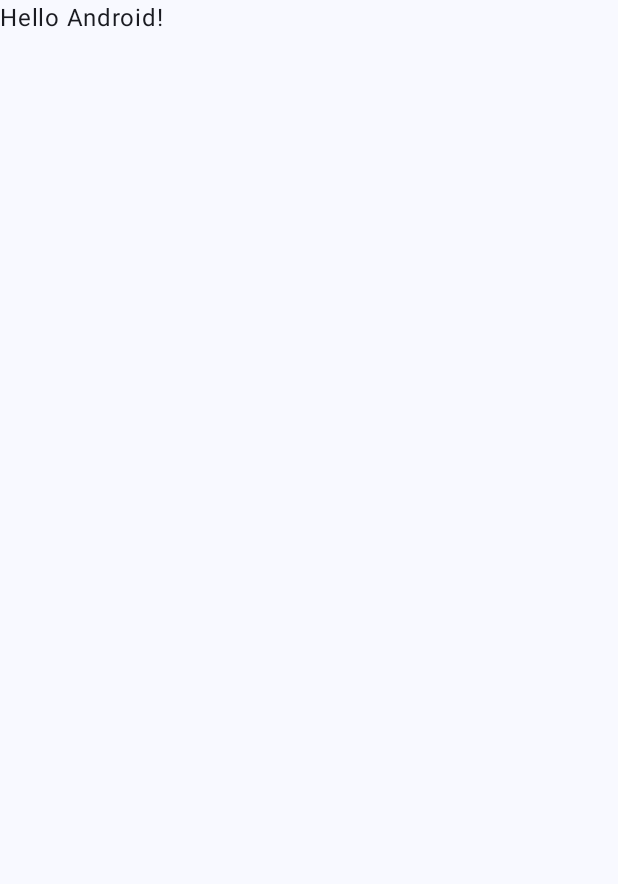
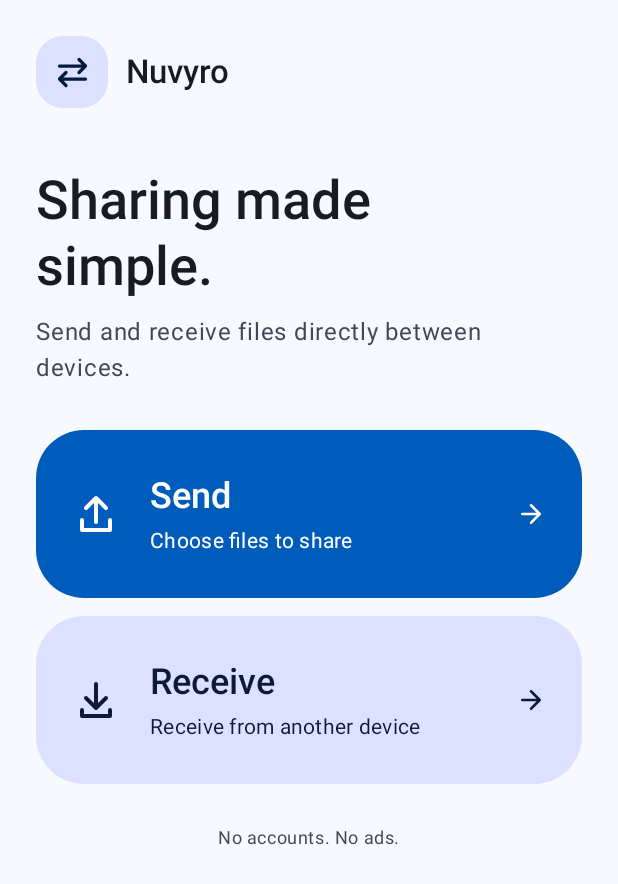
Before and after one commit to OhMyDitzzy/Nuvyro, an Android app built with Jetpack Compose: the screen it shows after launch (MainActivity), on a phone screen of 412 x 824 dp. Before the commit the part shown is almost empty. Shown: the top 884 px of the screen. Run offline under Robolectric (Android 15) with nearby library versions, the phone set to English and light mode, and no system bars.

Commit message:
feat: add expressive home screen

```diff
--- /dev/null
+++ b/app/src/debug/java/com/ditzzy/nuvyro/ui/home/HomePreview.kt
@@ -0,0 +1,17 @@
+package com.ditzzy.nuvyro.ui.home
+
+import android.content.res.Configuration
+import androidx.compose.runtime.Composable
+import androidx.compose.ui.tooling.preview.Preview
+import com.ditzzy.nuvyro.ui.theme.NuvyroTheme
+
+@Preview(name = "Light", uiMode = Configuration.UI_MODE_NIGHT_NO, widthDp = 360, heightDp = 800)
+@Preview(name = "Dark", uiMode = Configuration.UI_MODE_NIGHT_YES, widthDp = 360, heightDp = 800)
+@Preview(name = "Small screen", widthDp = 320, heightDp = 568)
+@Preview(name = "Large text", widthDp = 360, heightDp = 800, fontScale = 1.5f)
+@Composable
+private fun HomePreview() {
+    NuvyroTheme {
+        HomeScreen()
+    }
+}
--- a/app/src/debug/java/com/ditzzy/nuvyro/ui/theme/ThemePreview.kt
+++ b/app/src/debug/java/com/ditzzy/nuvyro/ui/theme/ThemePreview.kt
@@ -21,8 +21,8 @@ class ThemeColorPreviewProvider : PreviewParameterProvider<ThemeColor> {
     override val values: Sequence<ThemeColor> = ThemeColor.entries.asSequence()
 }
 
-@Preview(name = "Terang", uiMode = Configuration.UI_MODE_NIGHT_NO, widthDp = 360)
-@Preview(name = "Gelap", uiMode = Configuration.UI_MODE_NIGHT_YES, widthDp = 360)
+@Preview(name = "Light", uiMode = Configuration.UI_MODE_NIGHT_NO, widthDp = 360)
+@Preview(name = "Dark", uiMode = Configuration.UI_MODE_NIGHT_YES, widthDp = 360)
 @Composable
 private fun NuvyroThemePreview(
     @PreviewParameter(ThemeColorPreviewProvider::class) themeColor: ThemeColor
@@ -35,15 +35,15 @@ private fun NuvyroThemePreview(
             ) {
                 Text(
                     text = when (themeColor) {
-                        ThemeColor.Blue -> "Biru"
-                        ThemeColor.Red -> "Merah"
-                        ThemeColor.Yellow -> "Kuning"
-                        ThemeColor.Orange -> "Oranye"
+                        ThemeColor.Blue -> "Blue"
+                        ThemeColor.Red -> "Red"
+                        ThemeColor.Yellow -> "Yellow"
+                        ThemeColor.Orange -> "Orange"
                     },
                     style = MaterialTheme.typography.headlineMedium
                 )
                 Text(
-                    text = "Tema Material 3 Expressive",
+                    text = "Material 3 Expressive theme",
                     style = MaterialTheme.typography.bodyLarge
                 )
                 Surface(
@@ -52,7 +52,7 @@ private fun NuvyroThemePreview(
                     contentColor = MaterialTheme.colorScheme.onPrimaryContainer,
                     shape = MaterialTheme.shapes.large
                 ) {
-                    Text("Warna utama", modifier = Modifier.padding(20.dp))
+                    Text("Primary color", modifier = Modifier.padding(20.dp))
                 }
                 Surface(
                     modifier = Modifier.fillMaxWidth(),
@@ -60,13 +60,13 @@ private fun NuvyroThemePreview(
                     contentColor = MaterialTheme.colorScheme.onTertiaryContainer,
                     shape = MaterialTheme.shapes.large
                 ) {
-                    Text("Warna pelengkap", modifier = Modifier.padding(20.dp))
+                    Text("Tertiary color", modifier = Modifier.padding(20.dp))
                 }
                 Button(onClick = {}) {
-                    Text("Tombol utama")
+                    Text("Primary button")
                 }
                 FilledTonalButton(onClick = {}) {
-                    Text("Tombol sekunder")
+                    Text("Secondary button")
                 }
             }
         }
--- a/app/src/main/java/com/ditzzy/nuvyro/MainActivity.kt
+++ b/app/src/main/java/com/ditzzy/nuvyro/MainActivity.kt
@@ -4,13 +4,7 @@ import android.os.Bundle
 import androidx.activity.ComponentActivity
 import androidx.activity.compose.setContent
 import androidx.activity.enableEdgeToEdge
-import androidx.compose.foundation.layout.fillMaxSize
-import androidx.compose.foundation.layout.padding
-import androidx.compose.material3.Scaffold
-import androidx.compose.material3.Text
-import androidx.compose.runtime.Composable
-import androidx.compose.ui.Modifier
-import androidx.compose.ui.tooling.preview.Preview
+import com.ditzzy.nuvyro.ui.home.HomeScreen
 import com.ditzzy.nuvyro.ui.theme.NuvyroTheme
 
 class MainActivity : ComponentActivity() {
@@ -19,29 +13,8 @@ class MainActivity : ComponentActivity() {
         enableEdgeToEdge()
         setContent {
             NuvyroTheme {
-                Scaffold(modifier = Modifier.fillMaxSize()) { innerPadding ->
-                    Greeting(
-                        name = "Android",
-                        modifier = Modifier.padding(innerPadding)
-                    )
-                }
+                HomeScreen()
             }
         }
     }
 }
-
-@Composable
-fun Greeting(name: String, modifier: Modifier = Modifier) {
-    Text(
-        text = "Hello $name!",
-        modifier = modifier
-    )
-}
-
-@Preview(showBackground = true)
-@Composable
-fun GreetingPreview() {
-    NuvyroTheme {
-        Greeting("Android")
-    }
-}
--- /dev/null
+++ b/app/src/main/java/com/ditzzy/nuvyro/ui/home/HomeScreen.kt
@@ -0,0 +1,192 @@
+package com.ditzzy.nuvyro.ui.home
+
+import androidx.annotation.DrawableRes
+import androidx.annotation.StringRes
+import androidx.compose.foundation.layout.Arrangement
+import androidx.compose.foundation.layout.Box
+import androidx.compose.foundation.layout.Column
+import androidx.compose.foundation.layout.PaddingValues
+import androidx.compose.foundation.layout.Row
+import androidx.compose.foundation.layout.Spacer
+import androidx.compose.foundation.layout.fillMaxSize
+import androidx.compose.foundation.layout.fillMaxWidth
+import androidx.compose.foundation.layout.padding
+import androidx.compose.foundation.layout.size
+import androidx.compose.foundation.layout.sizeIn
+import androidx.compose.foundation.layout.widthIn
+import androidx.compose.foundation.rememberScrollState
+import androidx.compose.foundation.shape.RoundedCornerShape
+import androidx.compose.foundation.verticalScroll
+import androidx.compose.material3.Button
+import androidx.compose.material3.ButtonColors
+import androidx.compose.material3.ButtonDefaults
+import androidx.compose.material3.Icon
+import androidx.compose.material3.MaterialTheme
+import androidx.compose.material3.Scaffold
+import androidx.compose.material3.SnackbarHost
+import androidx.compose.material3.SnackbarHostState
+import androidx.compose.material3.Surface
+import androidx.compose.material3.Text
+import androidx.compose.runtime.Composable
+import androidx.compose.runtime.remember
+import androidx.compose.runtime.rememberCoroutineScope
+import androidx.compose.ui.Alignment
+import androidx.compose.ui.Modifier
+import androidx.compose.ui.res.painterResource
+import androidx.compose.ui.res.stringResource
+import androidx.compose.ui.text.font.FontWeight
+import androidx.compose.ui.unit.dp
+import com.ditzzy.nuvyro.R
+import kotlinx.coroutines.launch
+
+@Composable
+fun HomeScreen(modifier: Modifier = Modifier) {
+    val snackbarHostState = remember { SnackbarHostState() }
+    val scope = rememberCoroutineScope()
+    val sendMessage = stringResource(R.string.home_send_unavailable)
+    val receiveMessage = stringResource(R.string.home_receive_unavailable)
+    val showMessage: (String) -> Unit = { message ->
+        scope.launch {
+            snackbarHostState.currentSnackbarData?.dismiss()
+            snackbarHostState.showSnackbar(message)
+        }
+    }
+
+    Scaffold(
+        modifier = modifier,
+        snackbarHost = { SnackbarHost(snackbarHostState) }
+    ) { innerPadding ->
+        HomeContent(
+            onSendClick = { showMessage(sendMessage) },
+            onReceiveClick = { showMessage(receiveMessage) },
+            modifier = Modifier
+                .fillMaxSize()
+                .padding(innerPadding)
+        )
+    }
+}
+
+@Composable
+private fun HomeContent(
+    onSendClick: () -> Unit,
+    onReceiveClick: () -> Unit,
+    modifier: Modifier = Modifier
+) {
+    Column(
+        modifier = modifier
+            .verticalScroll(rememberScrollState())
+            .padding(horizontal = 24.dp, vertical = 24.dp),
+        horizontalAlignment = Alignment.CenterHorizontally
+    ) {
+        Column(modifier = Modifier.widthIn(max = 520.dp).fillMaxWidth()) {
+            Row(
+                horizontalArrangement = Arrangement.spacedBy(12.dp),
+                verticalAlignment = Alignment.CenterVertically
+            ) {
+                Surface(
+                    modifier = Modifier.size(48.dp),
+                    shape = RoundedCornerShape(18.dp),
+                    color = MaterialTheme.colorScheme.primaryContainer,
+                    contentColor = MaterialTheme.colorScheme.onPrimaryContainer
+                ) {
+                    Box(contentAlignment = Alignment.Center) {
+                        Icon(
+                            painter = painterResource(R.drawable.ic_transfer),
+                            contentDescription = null,
+                            modifier = Modifier.size(26.dp)
+                        )
+                    }
+                }
+                Text(
+                    text = stringResource(R.string.app_name),
+                    style = MaterialTheme.typography.titleLarge,
+                    fontWeight = FontWeight.SemiBold
+                )
+            }
+
+            Spacer(modifier = Modifier.size(40.dp))
+
+            Text(
+                text = stringResource(R.string.home_headline),
+                style = MaterialTheme.typography.displaySmall,
+                fontWeight = FontWeight.SemiBold
+            )
+            Text(
+                text = stringResource(R.string.home_description),
+                modifier = Modifier.padding(top = 12.dp),
+                style = MaterialTheme.typography.bodyLarge,
+                color = MaterialTheme.colorScheme.onSurfaceVariant
+            )
+
+            Spacer(modifier = Modifier.size(32.dp))
+
+            Column(verticalArrangement = Arrangement.spacedBy(12.dp)) {
+                HomeAction(
+                    title = R.string.home_send,
+                    description = R.string.home_send_description,
+                    icon = R.drawable.ic_send,
+                    colors = ButtonDefaults.buttonColors(),
+                    onClick = onSendClick
+                )
+                HomeAction(
+                    title = R.string.home_receive,
+                    description = R.string.home_receive_description,
+                    icon = R.drawable.ic_receive,
+                    colors = ButtonDefaults.filledTonalButtonColors(),
+                    onClick = onReceiveClick
+                )
+            }
+
+            Text(
+                text = stringResource(R.string.home_footer),
+                modifier = Modifier
+                    .align(Alignment.CenterHorizontally)
+                    .padding(top = 28.dp),
+                style = MaterialTheme.typography.bodySmall,
+                color = MaterialTheme.colorScheme.onSurfaceVariant
+            )
+        }
+    }
+}
+
+@Composable
+private fun HomeAction(
+    @StringRes title: Int,
+    @StringRes description: Int,
+    @DrawableRes icon: Int,
+    colors: ButtonColors,
+    onClick: () -> Unit
+) {
+    Button(
+        onClick = onClick,
+        modifier = Modifier.fillMaxWidth().sizeIn(minHeight = 112.dp),
+        shape = RoundedCornerShape(32.dp),
+        colors = colors,
+        contentPadding = PaddingValues(24.dp)
+    ) {
+        Icon(
+            painter = painterResource(icon),
+            contentDescription = null,
+            modifier = Modifier.size(32.dp)
+        )
+        Column(
+            modifier = Modifier.weight(1f).padding(horizontal = 20.dp),
+            verticalArrangement = Arrangement.spacedBy(4.dp)
+        ) {
+            Text(
+                text = stringResource(title),
+                style = MaterialTheme.typography.headlineSmall,
+                fontWeight = FontWeight.SemiBold
+            )
+            Text(
+                text = stringResource(description),
+                style = MaterialTheme.typography.bodyMedium
+            )
+        }
+        Icon(
+            painter = painterResource(R.drawable.ic_arrow_forward),
+            contentDescription = null,
+            modifier = Modifier.size(20.dp)
+        )
+    }
+}
--- /dev/null
+++ b/app/src/main/res/drawable/ic_arrow_forward.xml
@@ -0,0 +1,14 @@
+<vector xmlns:android="http://schemas.android.com/apk/res/android"
+    android:width="24dp"
+    android:height="24dp"
+    android:viewportWidth="24"
+    android:viewportHeight="24"
+    android:autoMirrored="true">
+    <path
+        android:fillColor="@android:color/transparent"
+        android:strokeColor="#FF000000"
+        android:strokeWidth="2"
+        android:strokeLineCap="round"
+        android:strokeLineJoin="round"
+        android:pathData="M5,12H19M12,5L19,12L12,19" />
+</vector>
--- /dev/null
+++ b/app/src/main/res/drawable/ic_receive.xml
@@ -0,0 +1,13 @@
+<vector xmlns:android="http://schemas.android.com/apk/res/android"
+    android:width="24dp"
+    android:height="24dp"
+    android:viewportWidth="24"
+    android:viewportHeight="24">
+    <path
+        android:fillColor="@android:color/transparent"
+        android:strokeColor="#FF000000"
+        android:strokeWidth="2"
+        android:strokeLineCap="round"
+        android:strokeLineJoin="round"
+        android:pathData="M12,4V16M7,11L12,16L17,11M5,17V20H19V17" />
+</vector>
--- /dev/null
+++ b/app/src/main/res/drawable/ic_send.xml
@@ -0,0 +1,13 @@
+<vector xmlns:android="http://schemas.android.com/apk/res/android"
+    android:width="24dp"
+    android:height="24dp"
+    android:viewportWidth="24"
+    android:viewportHeight="24">
+    <path
+        android:fillColor="@android:color/transparent"
+        android:strokeColor="#FF000000"
+        android:strokeWidth="2"
+        android:strokeLineCap="round"
+        android:strokeLineJoin="round"
+        android:pathData="M12,16V4M7,9L12,4L17,9M5,15V20H19V15" />
+</vector>
--- /dev/null
+++ b/app/src/main/res/drawable/ic_transfer.xml
@@ -0,0 +1,14 @@
+<vector xmlns:android="http://schemas.android.com/apk/res/android"
+    android:width="24dp"
+    android:height="24dp"
+    android:viewportWidth="24"
+    android:viewportHeight="24"
+    android:autoMirrored="true">
+    <path
+        android:fillColor="@android:color/transparent"
+        android:strokeColor="#FF000000"
+        android:strokeWidth="2"
+        android:strokeLineCap="round"
+        android:strokeLineJoin="round"
+        android:pathData="M4,8H20M16,4L20,8L16,12M20,16H4M8,12L4,16L8,20" />
+</vector>
--- a/app/src/main/res/values/strings.xml
+++ b/app/src/main/res/values/strings.xml
@@ -1,3 +1,12 @@
 <resources>
     <string name="app_name">Nuvyro</string>
+    <string name="home_headline">Sharing made\nsimple.</string>
+    <string name="home_description">Send and receive files directly between devices.</string>
+    <string name="home_send">Send</string>
+    <string name="home_send_description">Choose files to share</string>
+    <string name="home_receive">Receive</string>
+    <string name="home_receive_description">Receive from another device</string>
+    <string name="home_footer">No accounts. No ads.</string>
+    <string name="home_send_unavailable">Sending files is not available yet.</string>
+    <string name="home_receive_unavailable">Receiving files is not available yet.</string>
 </resources>
```
